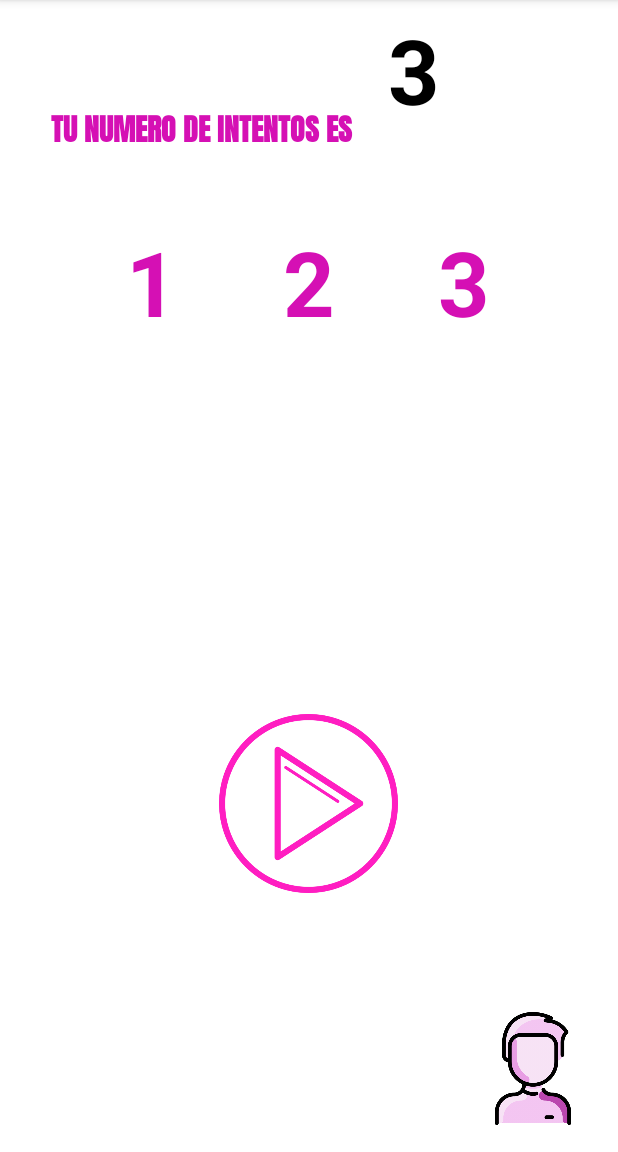
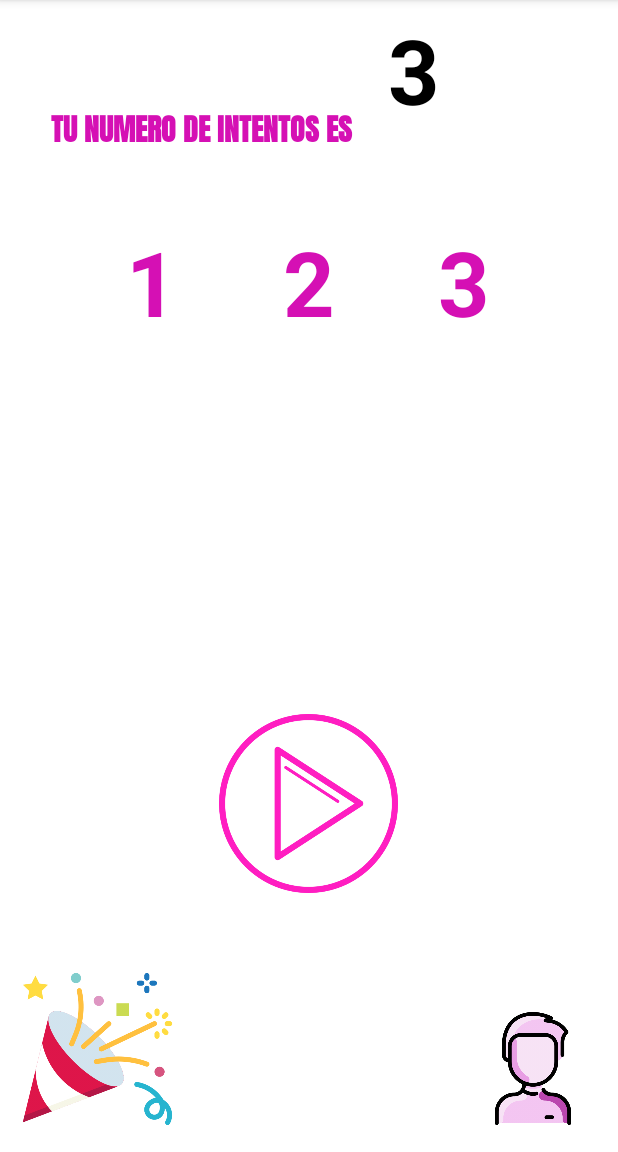
Before and after one commit to salvador22chavarria/7_congratulations, an Android app: the game screen opened directly, with no data from a screen before it, on a phone screen of 412 x 824 dp, the part 84-1236 px from its top. Run offline under Robolectric (Android 15) with nearby library versions, the phone set to English and light mode, and no system bars; Roboto replaces fonts that are not available here.

Commit message:
agregue un boton para ganar automaticamente por que me daba estres

```diff
--- a/app/src/main/java/com/example/a7_congratulations/game.kt
+++ b/app/src/main/java/com/example/a7_congratulations/game.kt
@@ -15,10 +15,14 @@ class game : AppCompatActivity() {
         setContentView(R.layout.activity_game)
        var contados=3
         var si=Random()
+        var numeros1=7
+        var numeros2=7
+        var numeros3=7
 
 
         val number1:TextView=findViewById(R.id.img_b_1)
         val reintentar:ImageButton=findViewById(R.id.buton_reintentar)
+        val felicidades: ImageButton=findViewById(R.id.automatico)
         val contamelo:TextView=findViewById(R.id.CONTADOR)
         val number2:TextView=findViewById(R.id.img_b_2)
         val number3:TextView=findViewById(R.id.img_b_3)
@@ -80,6 +84,16 @@ class game : AppCompatActivity() {
         }
 
 
+        felicidades.setOnClickListener {
+            number1.text=numeros1.toString()
+            number2.text=numeros2.toString()
+            number3.text=numeros3.toString()
+            plei.visibility= View.GONE
+            reintentar.visibility=View.VISIBLE
+            informacion.setText("FELICIDADES HAS GANADO")
+        }
+
+
 
 
 
--- a/app/src/main/res/layout/activity_game.xml
+++ b/app/src/main/res/layout/activity_game.xml
@@ -148,4 +148,19 @@
         app:layout_constraintVertical_bias="0.742"
         app:srcCompat="@drawable/refresh"
         tools:ignore="SpeakableTextPresentCheck" />
+
+    <ImageButton
+        android:id="@+id/automatico"
+        android:layout_width="130dp"
+        android:layout_height="121dp"
+        android:backgroundTint="#00FFFFFF"
+        android:scaleType="fitCenter"
+        app:layout_constraintBottom_toBottomOf="parent"
+        app:layout_constraintEnd_toEndOf="parent"
+        app:layout_constraintHorizontal_bias="0.0"
+        app:layout_constraintStart_toStartOf="parent"
+        app:layout_constraintTop_toTopOf="parent"
+        app:layout_constraintVertical_bias="0.988"
+        app:srcCompat="@drawable/papelito"
+        tools:ignore="SpeakableTextPresentCheck" />
 </androidx.constraintlayout.widget.ConstraintLayout>
```
Also changed, not shown: app/src/main/res/drawable/papelito.png (added).
